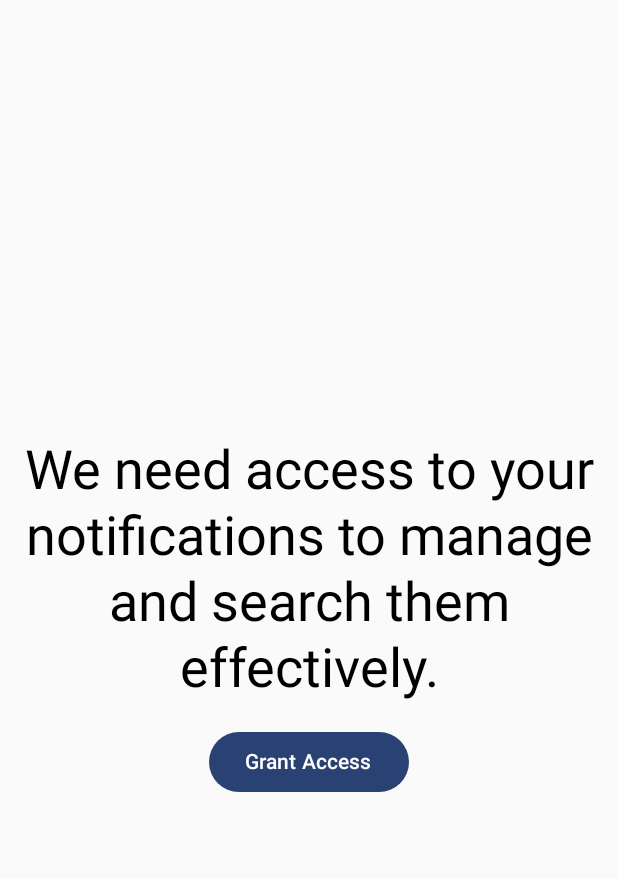
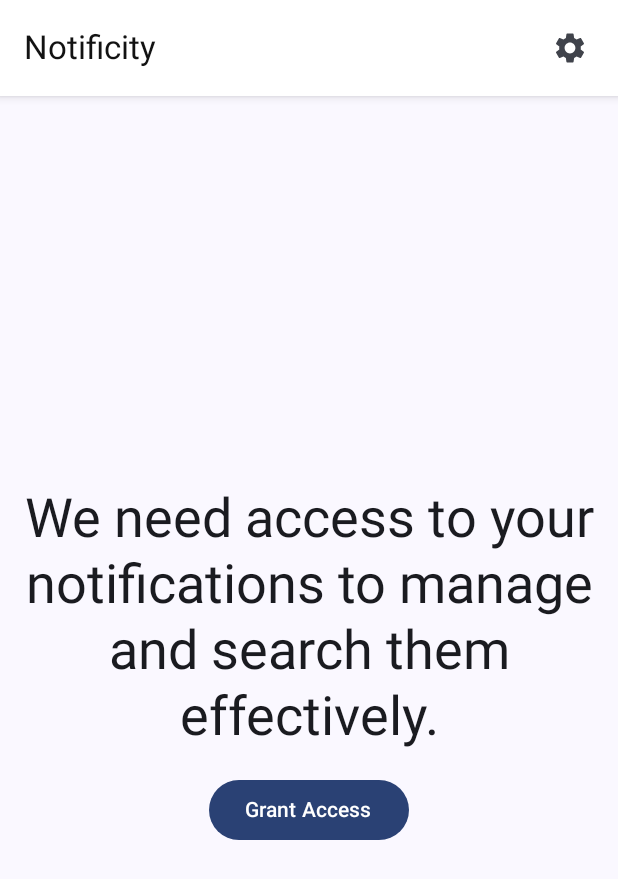
Before and after one commit to darshanpania/Notificity, an Android app built with Jetpack Compose: the screen it shows after launch (MainActivity), on a phone screen of 412 x 824 dp. Shown: the top 879 px of the screen. Run offline under Robolectric (Android 15) with nearby library versions, the phone set to English and light mode, and no system bars; our stand-ins replace Room's generated code.

Commit message:
Implement Settings action to the top Appbar

```diff
--- /dev/null
+++ b/app/src/main/java/com/darshan/notificity/Color.kt
@@ -0,0 +1,5 @@
+package com.darshan.notificity
+
+import androidx.compose.ui.graphics.Color
+
+val DarkGrey = Color(0xFF121212)
--- a/app/src/main/java/com/darshan/notificity/MainActivity.kt
+++ b/app/src/main/java/com/darshan/notificity/MainActivity.kt
@@ -4,7 +4,6 @@ import android.content.Context
 import android.content.Intent
 import android.os.Bundle
 import android.provider.Settings
-import androidx.compose.foundation.layout.WindowInsets
 import androidx.activity.ComponentActivity
 import androidx.activity.compose.setContent
 import androidx.activity.result.contract.ActivityResultContracts.StartActivityForResult
@@ -23,19 +22,19 @@ import androidx.compose.foundation.layout.fillMaxWidth
 import androidx.compose.foundation.layout.height
 import androidx.compose.foundation.layout.padding
 import androidx.compose.foundation.layout.size
-import androidx.compose.foundation.layout.systemBars
-import androidx.compose.foundation.layout.windowInsetsPadding
 import androidx.compose.foundation.lazy.grid.GridCells
 import androidx.compose.foundation.lazy.grid.LazyVerticalGrid
 import androidx.compose.foundation.lazy.grid.items
 import androidx.compose.foundation.shape.RoundedCornerShape
 import androidx.compose.material.icons.Icons
 import androidx.compose.material.icons.filled.Search
+import androidx.compose.material.icons.filled.Settings
 import androidx.compose.material3.Button
 import androidx.compose.material3.Card
 import androidx.compose.material3.CardDefaults
 import androidx.compose.material3.Icon
 import androidx.compose.material3.MaterialTheme
+import androidx.compose.material3.Scaffold
 import androidx.compose.material3.Text
 import androidx.compose.material3.TextField
 import androidx.compose.runtime.Composable
@@ -46,10 +45,12 @@ import androidx.compose.runtime.remember
 import androidx.compose.runtime.setValue
 import androidx.compose.ui.Alignment
 import androidx.compose.ui.Modifier
+import androidx.compose.ui.platform.LocalContext
 import androidx.compose.ui.text.style.TextAlign
 import androidx.compose.ui.text.style.TextOverflow
 import androidx.compose.ui.unit.dp
 import androidx.compose.ui.unit.sp
+import com.darshan.notificity.components.NotificityAppBar
 import com.darshan.notificity.ui.theme.NotificityTheme
 
 class MainActivity : ComponentActivity() {
@@ -188,15 +189,36 @@ class MainActivity : ComponentActivity() {
     @Composable
     fun NotificityApp(viewModel: MainViewModel) {
         val isPermissionGranted by viewModel.isNotificationPermissionGranted.collectAsState()
-        Box(modifier = Modifier.windowInsetsPadding(WindowInsets.systemBars)) {
-            if (isPermissionGranted) {
-                AppSearchScreen(viewModel)
-            } else {
-                RequestAccessScreen()
+        val context = LocalContext.current
+
+        Scaffold(
+            topBar = {
+                NotificityAppBar(
+                    title = "Notificity",
+                    actions = {
+                        Icon(
+                            imageVector = Icons.Default.Settings,
+                            contentDescription = "Open settings screen",
+                            modifier = Modifier
+                                .padding(end = 16.dp)
+                                .clickable {
+                                    context.startActivity(Intent(context, SettingsActivity::class.java))
+                                }
+                        )
+                    }
+                )
+            }
+        ) { innerPadding ->
+            Box(modifier = Modifier.padding(innerPadding)) {
+                if (isPermissionGranted) {
+                    AppSearchScreen(viewModel)
+                } else {
+                    RequestAccessScreen()
+                }
             }
         }
+    }
 
-    }
 
     @Composable
     fun RequestAccessScreen() {
```
